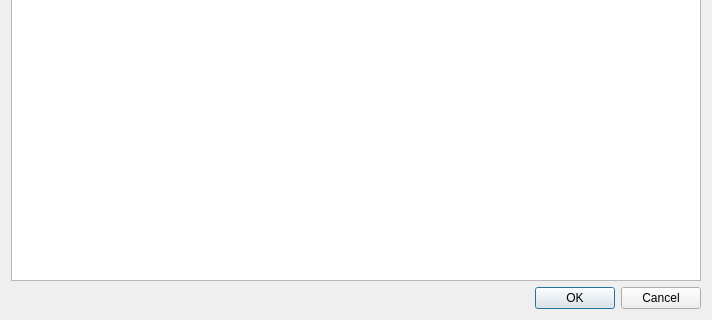
The window that qt-designer/enter_letter_text.ui (rowinggolfer/openmolar1) describes before a commit, drawn with Qt 5; both pictures show x 0 to 712 and y 271 to 591 of the 712 by 591 pixel window.
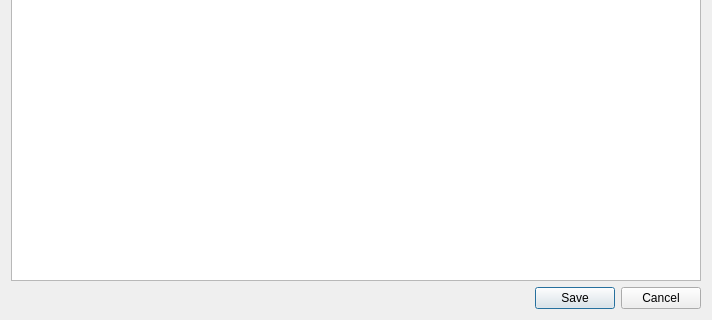
The same window after the commit.

The edit to the form file:
```diff
--- a/qt-designer/enter_letter_text.ui
+++ b/qt-designer/enter_letter_text.ui
@@ -29,7 +29,7 @@
       <enum>Qt::Horizontal</enum>
      </property>
      <property name="standardButtons" >
-      <set>QDialogButtonBox::Cancel|QDialogButtonBox::Ok</set>
+      <set>QDialogButtonBox::Cancel|QDialogButtonBox::Save</set>
      </property>
     </widget>
    </item>
```
